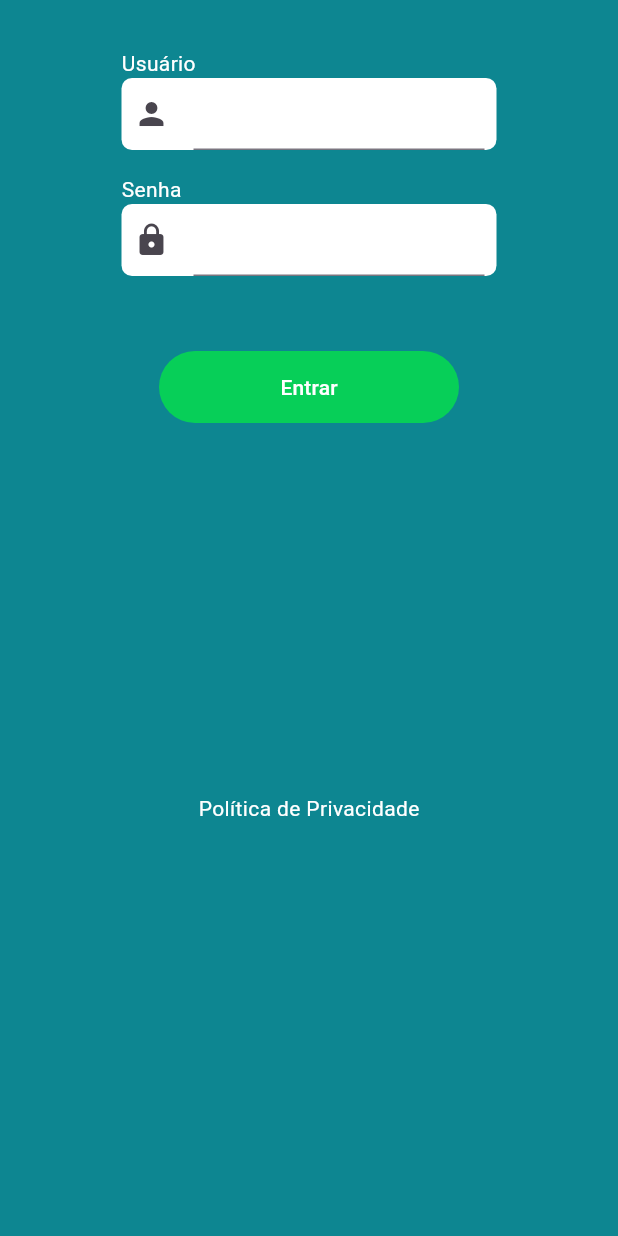
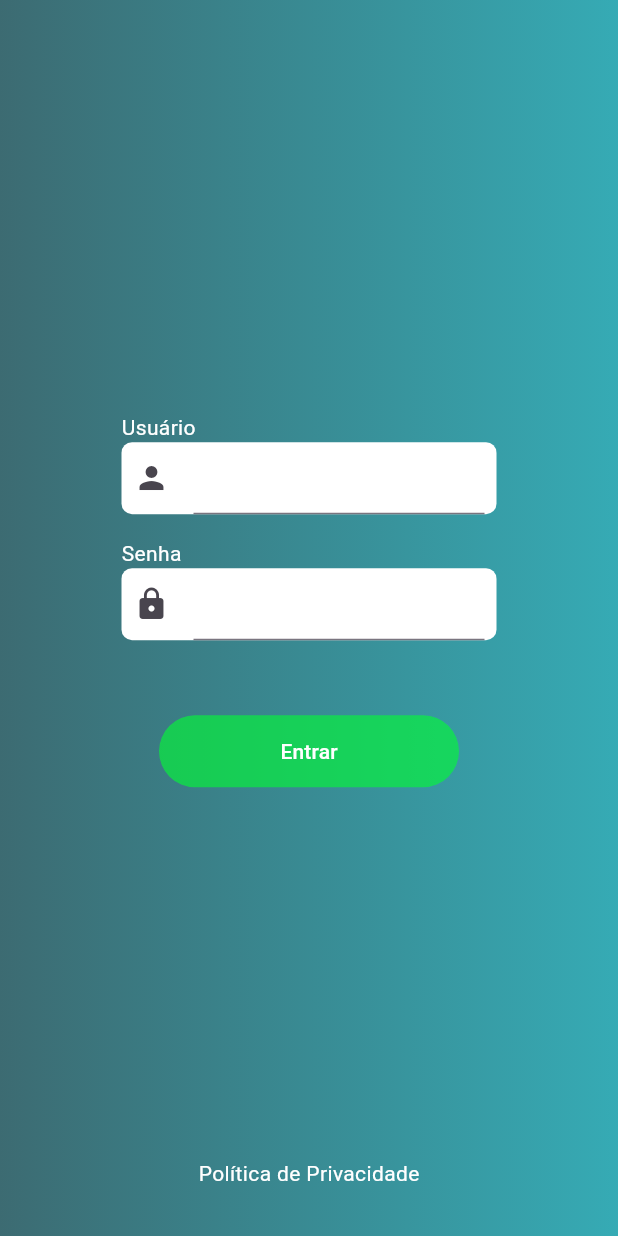
Before and after one commit to rodrigocc/target_login_app, a Flutter app: the screen it shows after launch, on a phone screen of 412 x 824 dp. Run offline on Flutter 3.47's test engine with Material 3 defaults, Android fonts, the light colour scheme and no system bars; our stand-ins replace flutter_mobx, get_it, mobx, shared_preferences; generated files the repository leaves out were written again.

Commit message:
Fix : Layout Background

```diff
--- a/lib/features/login/presentation/controller/login_controller.dart
+++ b/lib/features/login/presentation/controller/login_controller.dart
@@ -1,7 +1,6 @@
 import 'package:flutter/material.dart';
 import 'package:mobx/mobx.dart';
-import 'package:shared_preferences/shared_preferences.dart';
-import '../../../../config/injection_container.dart';
+
 import '../../../../config/preference_instance.dart';
 
 part 'login_controller.g.dart';
@@ -33,7 +32,7 @@ abstract class _LoginControllerBase with Store {
 
   @action
   void onSubmitted(String value) {
-    currentEditTextIndex.isEmpty && value.isNotEmpty
+    currentEditTextIndex.isEmpty && textEditController.text.isNotEmpty
         ? cachedList!.add(value)
         : editTextInput(int.parse(currentEditTextIndex), value);
 
@@ -44,6 +43,7 @@ abstract class _LoginControllerBase with Store {
   void editTextInput(int index, String newText) {
     cachedList![index] = newText;
     removedList = cachedList;
+    currentEditTextIndex = '';
   }
 
   @action
--- a/lib/features/login/presentation/pages/login_page.dart
+++ b/lib/features/login/presentation/pages/login_page.dart
@@ -1,5 +1,5 @@
 import 'package:flutter/material.dart';
-import 'package:target_sistemas/features/login/presentation/controller/login_controller.dart';
+import '../controller/login_controller.dart';
 import 'package:url_launcher/url_launcher.dart';
 
 import 'text_editor_page.dart';
@@ -24,20 +24,21 @@ class _LoginPageState extends State<LoginPage> {
   @override
   Widget build(BuildContext context) {
     return Scaffold(
-      backgroundColor: const Color.fromRGBO(13, 134, 145, 100),
-      body: SingleChildScrollView(
-        child: Form(
+      backgroundColor: const Color.fromARGB(156, 24, 72, 76),
+      body: Form(
         key: _formKey,
         child: Container(
+          decoration: const BoxDecoration(
+              gradient: LinearGradient(colors: [
+            Color.fromARGB(156, 27, 85, 95),
+            Color.fromRGBO(16, 189, 204, 0.612),
+          ])),
           padding: const EdgeInsets.all(32),
           child: Column(
             crossAxisAlignment: CrossAxisAlignment.center,
             mainAxisAlignment: MainAxisAlignment.spaceEvenly,
             children: [
-                Column(
-                  crossAxisAlignment: CrossAxisAlignment.start,
-                  mainAxisAlignment: MainAxisAlignment.spaceEvenly,
-                  children: [
+              const Expanded(child: Text('')),
               const Center(
                 child: SizedBox(
                   width: 250,
@@ -86,6 +87,7 @@ class _LoginPageState extends State<LoginPage> {
                     color: Colors.white,
                   ),
                   child: TextFormField(
+                    obscureText: true,
                     keyboardType: TextInputType.name,
                     controller: passwordController,
                     decoration: const InputDecoration(
@@ -130,9 +132,6 @@ class _LoginPageState extends State<LoginPage> {
               ),
             ],
           ),
-              ],
-            ),
-          ),
         ),
       ),
     );
```
Also changed, not shown: lib/features/login/presentation/components/edit_text_card.dart (+6 -1 lines), lib/features/login/presentation/pages/text_editor_page.dart (+8 -5 lines). Lines whose indentation alone changed are shown as unchanged.
